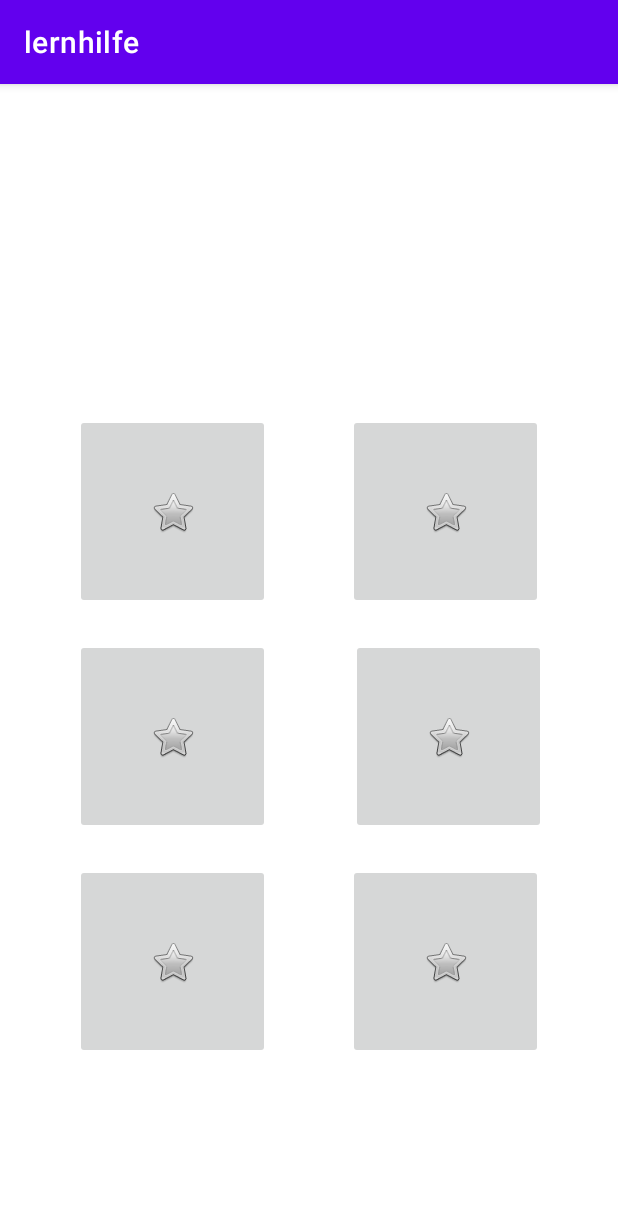
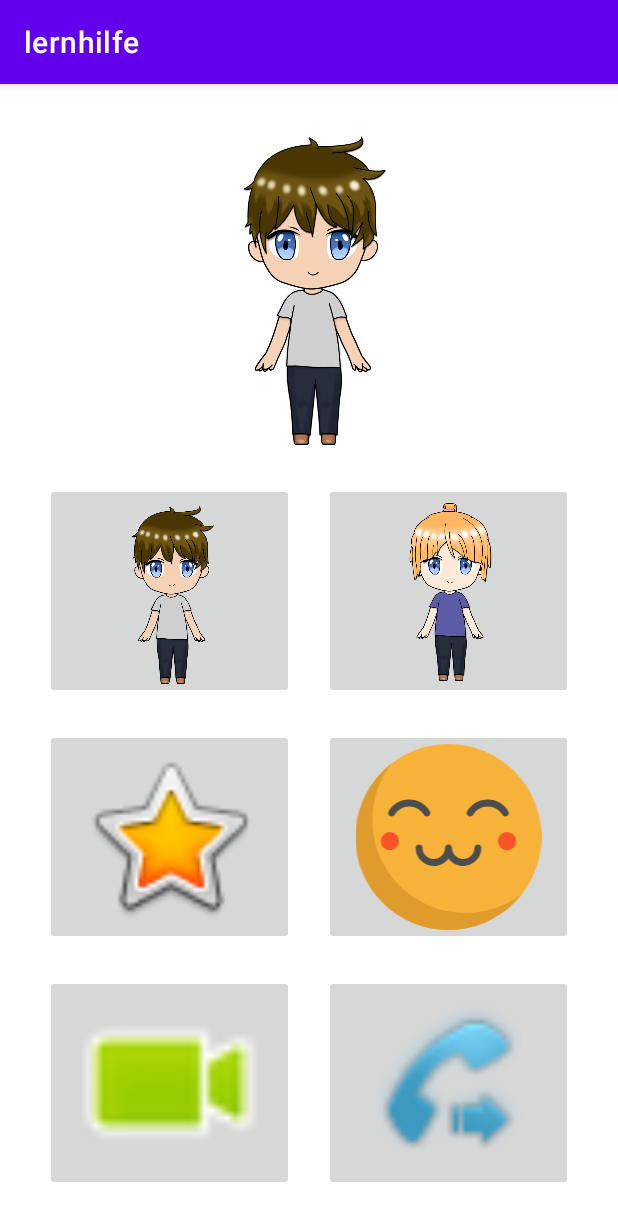
Before and after one commit to FJuergen/5kopf-lernhilfe, an Android app: the AvatarSettings screen opened directly, with no data from a screen before it, on a phone screen of 412 x 824 dp. Shown: the top 1221 px of the screen. Run offline under Robolectric (Android 15) with nearby library versions, the phone set to English and light mode, and no system bars.

Commit message:
implementierung der garderobe

```diff
--- a/app/src/main/res/layout/activity_avatar_settings.xml
+++ b/app/src/main/res/layout/activity_avatar_settings.xml
@@ -4,77 +4,108 @@
     xmlns:tools="http://schemas.android.com/tools"
     android:layout_width="match_parent"
     android:layout_height="match_parent"
-    android:weightSum="100"
+    android:paddingLeft="20dp"
+    android:paddingTop="10dp"
+    android:paddingRight="20dp"
+    android:paddingBottom="20dp"
     tools:context=".AvatarSettings">
 
-    <ImageView
-        android:id="@+id/imageView"
-        android:layout_width="350dp"
-        android:layout_height="168dp"
-        android:layout_marginTop="32dp"
+    <LinearLayout
+        android:layout_width="0dp"
+        android:layout_height="0dp"
+        android:orientation="vertical"
+        app:layout_constraintBottom_toBottomOf="parent"
         app:layout_constraintEnd_toEndOf="parent"
         app:layout_constraintStart_toStartOf="parent"
-        app:layout_constraintTop_toTopOf="parent"
-        tools:srcCompat="@tools:sample/avatars" />
+        app:layout_constraintTop_toTopOf="parent">
 
-    <ImageButton
-        android:id="@+id/imageButton5"
-        android:layout_width="130dp"
-        android:layout_height="130dp"
-        android:layout_marginStart="50dp"
-        android:layout_marginTop="20dp"
-        app:layout_constraintStart_toStartOf="parent"
-        app:layout_constraintTop_toBottomOf="@+id/imageView"
-        app:srcCompat="@android:drawable/btn_star_big_off" />
+        <ImageView
+            android:id="@+id/imageViewPreview"
+            android:layout_width="match_parent"
+            android:layout_height="0dp"
+            android:layout_weight="3"
+            android:padding="15dp"
+            android:scaleType="fitCenter" />
 
-    <ImageButton
-        android:id="@+id/imageButton6"
-        android:layout_width="130dp"
-        android:layout_height="130dp"
-        android:layout_marginTop="20dp"
-        android:layout_marginEnd="50dp"
-        app:layout_constraintEnd_toEndOf="parent"
-        app:layout_constraintTop_toBottomOf="@+id/imageView"
-        app:srcCompat="@android:drawable/btn_star_big_off" />
+        <LinearLayout
+            android:layout_width="match_parent"
+            android:layout_height="0dp"
+            android:layout_weight="2"
+            android:orientation="horizontal">
 
-    <ImageButton
-        android:id="@+id/imageButton7"
-        android:layout_width="130dp"
-        android:layout_height="130dp"
-        android:layout_marginStart="50dp"
-        android:layout_marginTop="20dp"
-        app:layout_constraintStart_toStartOf="parent"
-        app:layout_constraintTop_toBottomOf="@+id/imageButton5"
-        app:srcCompat="@android:drawable/btn_star_big_off" />
+            <ImageButton
+                android:id="@+id/imageButtonSkin1"
+                android:layout_width="match_parent"
+                android:layout_height="match_parent"
+                android:layout_margin="10dp"
+                android:layout_weight="1"
+                android:onClick="setPreview"
+                android:scaleType="fitCenter"
+                app:srcCompat="@drawable/skin1" />
 
-    <ImageButton
-        android:id="@+id/imageButton8"
-        android:layout_width="130dp"
-        android:layout_height="130dp"
-        android:layout_marginTop="20dp"
-        android:layout_marginEnd="48dp"
-        app:layout_constraintEnd_toEndOf="parent"
-        app:layout_constraintTop_toBottomOf="@+id/imageButton6"
-        app:srcCompat="@android:drawable/btn_star_big_off" />
+            <ImageButton
+                android:id="@+id/imageButtonSkin2"
+                android:layout_width="match_parent"
+                android:layout_height="match_parent"
+                android:layout_margin="10dp"
+                android:layout_weight="1"
+                android:onClick="setPreview"
+                android:scaleType="fitCenter"
+                app:srcCompat="@drawable/skin2" />
+        </LinearLayout>
 
-    <ImageButton
-        android:id="@+id/imageButton9"
-        android:layout_width="130dp"
-        android:layout_height="130dp"
-        android:layout_marginStart="50dp"
-        android:layout_marginTop="20dp"
-        app:layout_constraintStart_toStartOf="parent"
-        app:layout_constraintTop_toBottomOf="@+id/imageButton7"
-        app:srcCompat="@android:drawable/btn_star_big_off" />
+        <LinearLayout
+            android:layout_width="match_parent"
+            android:layout_height="0dp"
+            android:layout_weight="2"
+            android:orientation="horizontal">
 
-    <ImageButton
-        android:id="@+id/imageButton10"
-        android:layout_width="130dp"
-        android:layout_height="130dp"
-        android:layout_marginTop="20dp"
-        android:layout_marginEnd="50dp"
-        app:layout_constraintEnd_toEndOf="parent"
-        app:layout_constraintTop_toBottomOf="@+id/imageButton8"
-        app:srcCompat="@android:drawable/btn_star_big_off" />
+            <ImageButton
+                android:id="@+id/imageButtonSkin3"
+                android:layout_width="match_parent"
+                android:layout_height="match_parent"
+                android:layout_margin="10dp"
+                android:layout_weight="1"
+                android:onClick="setPreview"
+                android:scaleType="fitCenter"
+                app:srcCompat="@android:drawable/btn_star_big_on" />
 
+            <ImageButton
+                android:id="@+id/imageButtonSkin4"
+                android:layout_width="match_parent"
+                android:layout_height="match_parent"
+                android:layout_margin="10dp"
+                android:layout_weight="1"
+                android:onClick="setPreview"
+                android:scaleType="fitCenter"
+                app:srcCompat="@drawable/ic__09_happy" />
+        </LinearLayout>
+
+        <LinearLayout
+            android:layout_width="match_parent"
+            android:layout_height="0dp"
+            android:layout_weight="2"
+            android:orientation="horizontal">
+
+            <ImageButton
+                android:id="@+id/imageButtonSkin5"
+                android:layout_width="match_parent"
+                android:layout_height="match_parent"
+                android:layout_margin="10dp"
+                android:layout_weight="1"
+                android:onClick="setPreview"
+                android:scaleType="fitCenter"
+                app:srcCompat="@android:drawable/presence_video_online" />
+
+            <ImageButton
+                android:id="@+id/imageButtonSkin6"
+                android:layout_width="match_parent"
+                android:layout_height="match_parent"
+                android:layout_margin="10dp"
+                android:layout_weight="1"
+                android:onClick="launchActivity2"
+                android:scaleType="fitCenter"
+                app:srcCompat="@android:drawable/stat_sys_phone_call_forward" />
+        </LinearLayout>
+    </LinearLayout>
 </androidx.constraintlayout.widget.ConstraintLayout>
```
Also changed, not shown: app/src/main/java/com/kopf5/lernhilfe/AvatarSettings.java (+122 -0 lines), app/src/main/java/com/kopf5/lernhilfe/MainActivity.java (+42 -1 lines), app/src/main/res/layout/activity_main.xml (+15 -1 lines), app/src/main/res/drawable/skin1.png (added), app/src/main/res/drawable/skin2.png (added).
